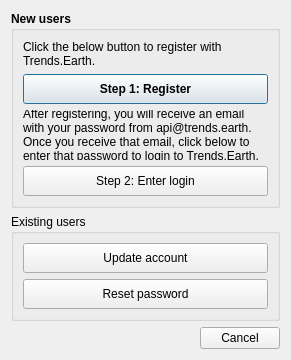
Before: the Qt Designer form LDMP/gui/DlgSettings.ui in ConservationInternational/trends.earth, drawn with Qt 5.
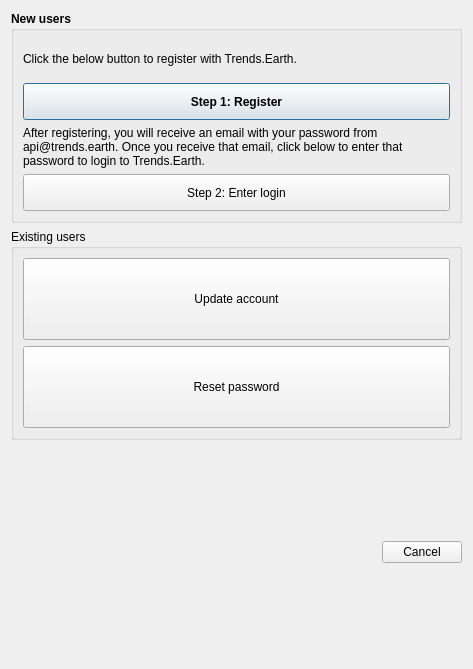
After: the same form once the commit is applied.

Diff of the .ui file:
```diff
--- a/LDMP/gui/DlgSettings.ui
+++ b/LDMP/gui/DlgSettings.ui
@@ -9,8 +9,8 @@
    <rect>
     <x>0</x>
     <y>0</y>
-    <width>291</width>
-    <height>360</height>
+    <width>473</width>
+    <height>669</height>
    </rect>
   </property>
   <property name="sizePolicy">
@@ -71,6 +71,12 @@
       </item>
       <item>
        <widget class="QPushButton" name="pushButton_register">
+        <property name="sizePolicy">
+         <sizepolicy hsizetype="Minimum" vsizetype="Minimum">
+          <horstretch>0</horstretch>
+          <verstretch>0</verstretch>
+         </sizepolicy>
+        </property>
         <property name="minimumSize">
          <size>
           <width>0</width>
@@ -106,6 +112,12 @@
       </item>
       <item>
        <widget class="QPushButton" name="pushButton_login">
+        <property name="sizePolicy">
+         <sizepolicy hsizetype="Minimum" vsizetype="Minimum">
+          <horstretch>0</horstretch>
+          <verstretch>0</verstretch>
+         </sizepolicy>
+        </property>
         <property name="minimumSize">
          <size>
           <width>0</width>
@@ -156,6 +168,12 @@
      <layout class="QVBoxLayout" name="verticalLayout_2">
       <item>
        <widget class="QPushButton" name="pushButton_edit">
+        <property name="sizePolicy">
+         <sizepolicy hsizetype="Minimum" vsizetype="Minimum">
+          <horstretch>0</horstretch>
+          <verstretch>0</verstretch>
+         </sizepolicy>
+        </property>
         <property name="minimumSize">
          <size>
           <width>0</width>
@@ -176,7 +194,7 @@
       <item>
        <widget class="QPushButton" name="pushButton_forgot_pwd">
         <property name="sizePolicy">
-         <sizepolicy hsizetype="Minimum" vsizetype="Fixed">
+         <sizepolicy hsizetype="Minimum" vsizetype="Minimum">
           <horstretch>0</horstretch>
           <verstretch>0</verstretch>
          </sizepolicy>
@@ -203,6 +221,12 @@
    </item>
    <item>
     <widget class="QDialogButtonBox" name="buttonBox">
+     <property name="sizePolicy">
+      <sizepolicy hsizetype="Expanding" vsizetype="Minimum">
+       <horstretch>0</horstretch>
+       <verstretch>0</verstretch>
+      </sizepolicy>
+     </property>
      <property name="standardButtons">
       <set>QDialogButtonBox::Cancel</set>
      </property>
```
